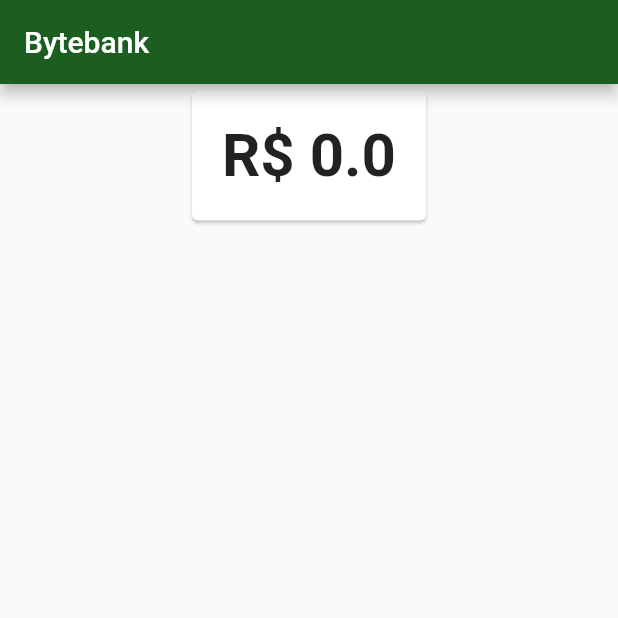
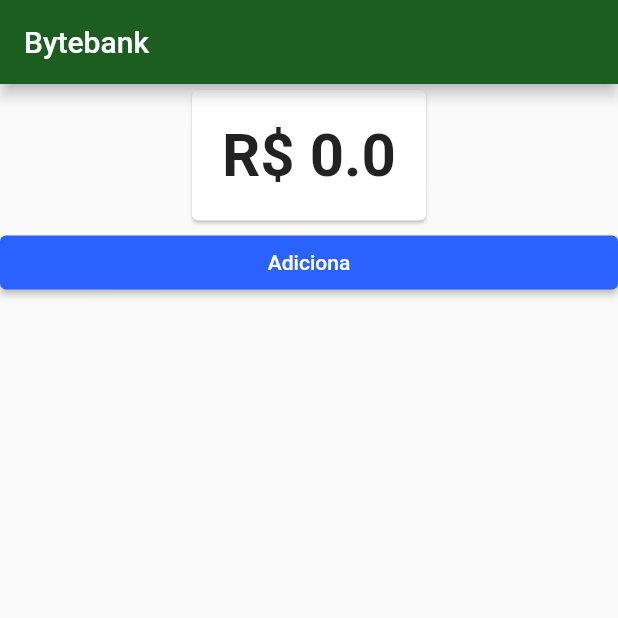
Before and after one commit to alura-cursos/flutter-gerenciamento-de-estado, a Flutter app: the screen it shows after launch, on a phone screen of 412 x 824 dp, the top half of it. Run offline on Flutter 3.47's test engine with Material 2 defaults, Android fonts, the phone set to English and light mode, and no system bars.

Commit message:
final aula 3.2

```diff
--- a/lib/models/saldo.dart
+++ b/lib/models/saldo.dart
@@ -1,9 +1,21 @@
 import 'package:flutter/material.dart';
 
 class Saldo extends ChangeNotifier {
-  final double valor;
+  double valor;
 
   Saldo(this.valor);
+
+  void adiciona(double valor) {
+    this.valor += valor;
+
+    notifyListeners();
+  }
+
+  void subtrai(double valor) {
+    this.valor -= valor;
+
+    notifyListeners();
+  }
 
   @override
   String toString() {
--- a/lib/screens/dashboard/dashboard.dart
+++ b/lib/screens/dashboard/dashboard.dart
@@ -1,5 +1,7 @@
+import 'package:bytebank/models/saldo.dart';
 import 'package:bytebank/screens/dashboard/saldo.dart';
 import 'package:flutter/material.dart';
+import 'package:provider/provider.dart';
 
 class Dashboard extends StatelessWidget {
   Widget build(BuildContext context) {
@@ -7,9 +9,21 @@ class Dashboard extends StatelessWidget {
         appBar: AppBar(
           title: const Text('Bytebank'),
         ),
-        body: Align(
-          alignment: Alignment.topCenter,
-          child: SaldoCard(),
-        ));
+        body: ListView(children: <Widget>[
+          Align(
+            alignment: Alignment.topCenter,
+            child: SaldoCard(),
+          ),
+          Consumer<Saldo>(
+            builder: (context, saldo, child) {
+              return RaisedButton(
+                child: Text('Adiciona'),
+                onPressed: () {
+                  saldo.adiciona(10);
+                },
+              );
+            },
+          )
+        ]));
   }
 }
```
Also changed, not shown: 5 other files.
